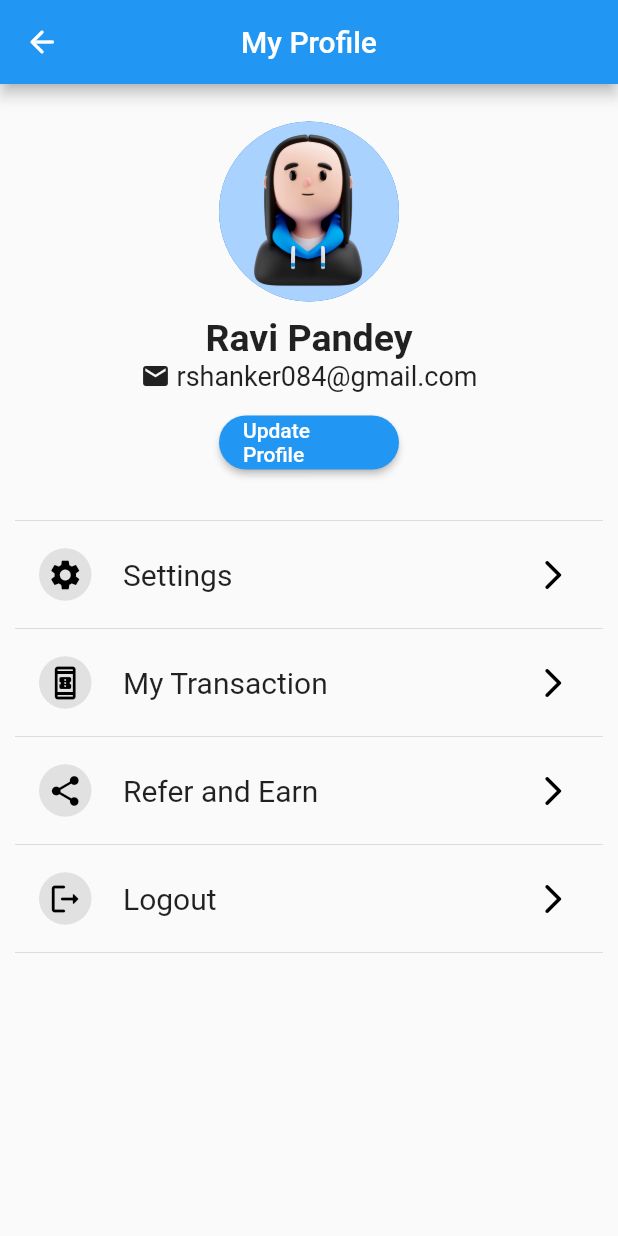
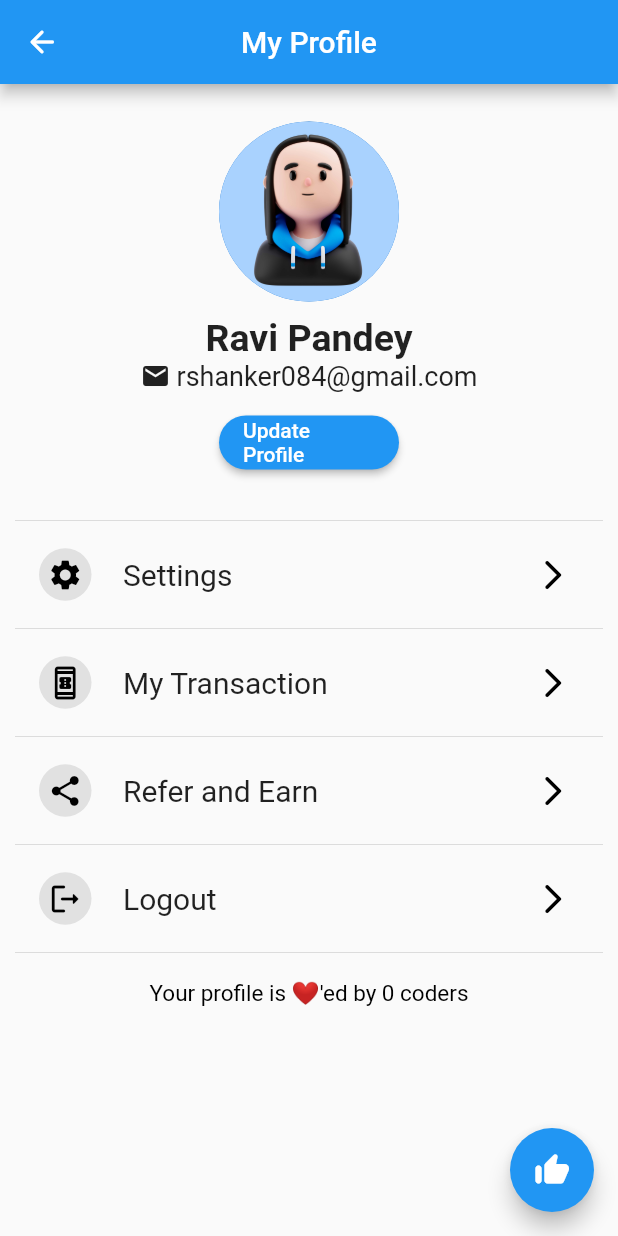
Before and after one commit to Raviipandey/Mad_Exp03, a Flutter app: the screen it shows after launch, on a phone screen of 412 x 824 dp. Run offline on Flutter 3.47's test engine with Material 2 defaults, Android fonts, the phone set to English and light mode, and no system bars.

Commit message:
Added like button

```diff
--- a/profile_1st/lib/main.dart
+++ b/profile_1st/lib/main.dart
@@ -33,6 +33,7 @@ class profilepage extends StatefulWidget {
 
 // ignore: camel_case_types
 class _profilepageState extends State<profilepage> {
+  int likes = 0;
   @override
   Widget build(BuildContext context) {
     return Scaffold(
@@ -206,21 +207,25 @@ class _profilepageState extends State<profilepage> {
                 ),
               ),
               const Divider(),
+              const SizedBox(
+                height: 10,
+              ),
+              Text(
+                "Your profile is ❤️'ed by $likes coders",
+                style: TextStyle(fontSize: 15, color: Colors.black),
+              )
             ],
           ),
         ),
       ),
+      floatingActionButtonLocation: FloatingActionButtonLocation.endFloat,
+      floatingActionButton: FloatingActionButton(
+          onPressed: () {
+            setState(() {
+              likes++;
+            });
+          },
+          child: const Icon(Icons.thumb_up_off_alt_rounded)),
     );
   }
 }
-
-// SizedBox(
-//                 width: 100,
-//                 height: 100,
-//                 child: ClipRRect(
-//                     borderRadius: BorderRadius.circular(100),
-//                     child: const Image(
-//                         image: AssetImage('assets/images/profilepic.jpg')
-//                       )
-//                   ),
-//               )
```
